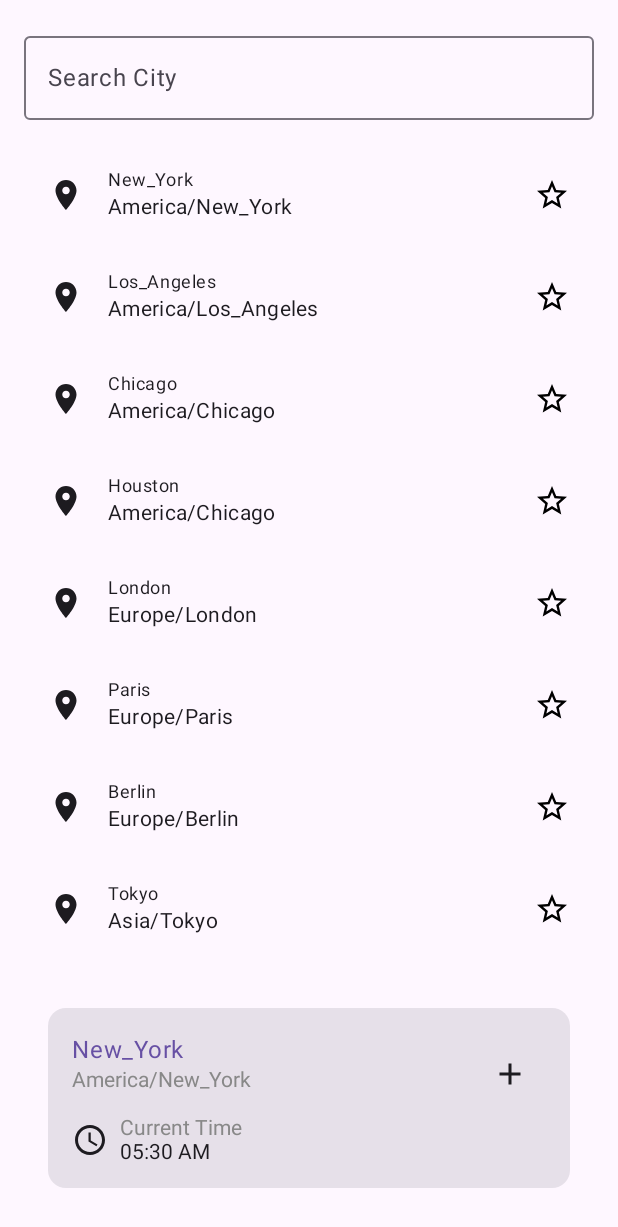
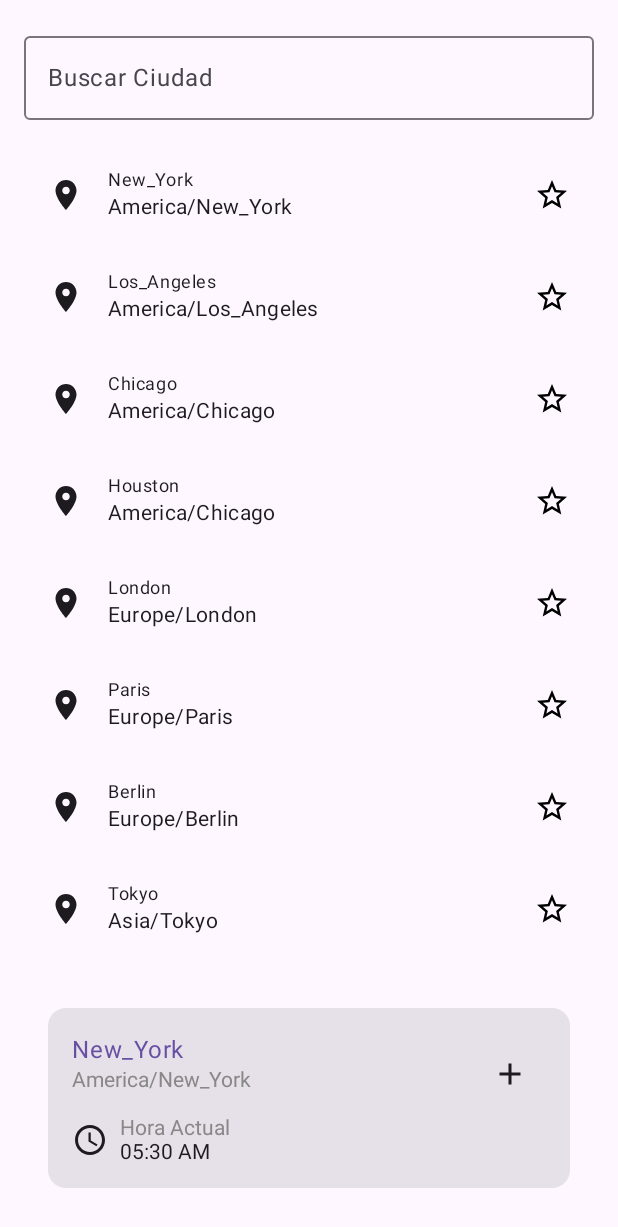
Before and after one commit to Alvatros13/Final_JetPack, an Android app built with Jetpack Compose: the screen it shows after launch (MainActivity), after a tap on "New_York", on a phone screen of 412 x 824 dp. Shown: the top 1227 px of the screen. Run offline under Robolectric (Android 15) with nearby library versions, the phone set to English and light mode, and no system bars.

Commit message:
Version 1.0 (fin del proyecto, posibles mejoras estéticas)

```diff
--- a/app/src/main/java/com/example/prueba/ui/theme/vistas/mainScreen.kt
+++ b/app/src/main/java/com/example/prueba/ui/theme/vistas/mainScreen.kt
@@ -62,7 +62,7 @@ fun WorldClockApp(navigationController: NavHostController) {
         OutlinedTextField(
             value = searchText,
             onValueChange = { searchText = it },
-            label = { Text("Search City") },
+            label = { Text("Buscar Ciudad") },
             keyboardOptions = KeyboardOptions.Default.copy(
                 imeAction = ImeAction.Done
             ),
@@ -94,7 +94,6 @@ var currentTime ="Loading..."
 
 @Composable
 fun CityItem(city: City, onClick: (String) -> Unit) {
-    // Definir el estado para el botón de estrella
     var isStarred by remember { mutableStateOf(false) }
 
     Surface(
@@ -128,16 +127,12 @@ fun CityItem(city: City, onClick: (String) -> Unit) {
                 Text(text = city.timezone(), style = MaterialTheme.typography.bodyMedium)
             }
             Spacer(modifier = Modifier.weight(1f))
-
-            // Usar un IconButton para el botón de estrella
             IconButton(
                 onClick = {
                     isStarred = !isStarred
-                    // Puedes ejecutar alguna lógica adicional aquí si es necesario
                 },
                 modifier = Modifier.size(24.dp)
             ) {
-                // Mostrar el icono de estrella con o sin relleno según el estado
                 if (isStarred) {
                     Icon(
                         painter = painterResource(id = R.drawable.baseline_star_24),
@@ -174,7 +169,6 @@ fun WorldClockCard(city: City, navigationController: NavHostController) {
                 modifier = Modifier.fillMaxWidth(),
                 horizontalArrangement = Arrangement.SpaceBetween
             ) {
-                // Column con weight para dejar espacio
                 Column(
                     modifier = Modifier.weight(1f)
                 ) {
@@ -186,8 +180,6 @@ fun WorldClockCard(city: City, navigationController: NavHostController) {
                     Text(text = city.timezone(), color = Color.Gray)
                     Spacer(modifier = Modifier.height(16.dp))
                 }
-
-                // IconButton al extremo derecho del Row
                 IconButton(
                     onClick = {
                         navigationController.navigate("pantalla02")
@@ -206,10 +198,9 @@ fun WorldClockCard(city: City, navigationController: NavHostController) {
                 modifier = Modifier.fillMaxWidth(),
                 horizontalArrangement = Arrangement.SpaceBetween
             ) {
-                // Cambiado el icono a uno personalizado desde drawable
                 ClockItem(
                     icon = painterResource(id = R.drawable.black_access_time),
-                    text = "Current Time",
+                    text = "Hora Actual",
                     value = currentTime
                 )
             }
```
